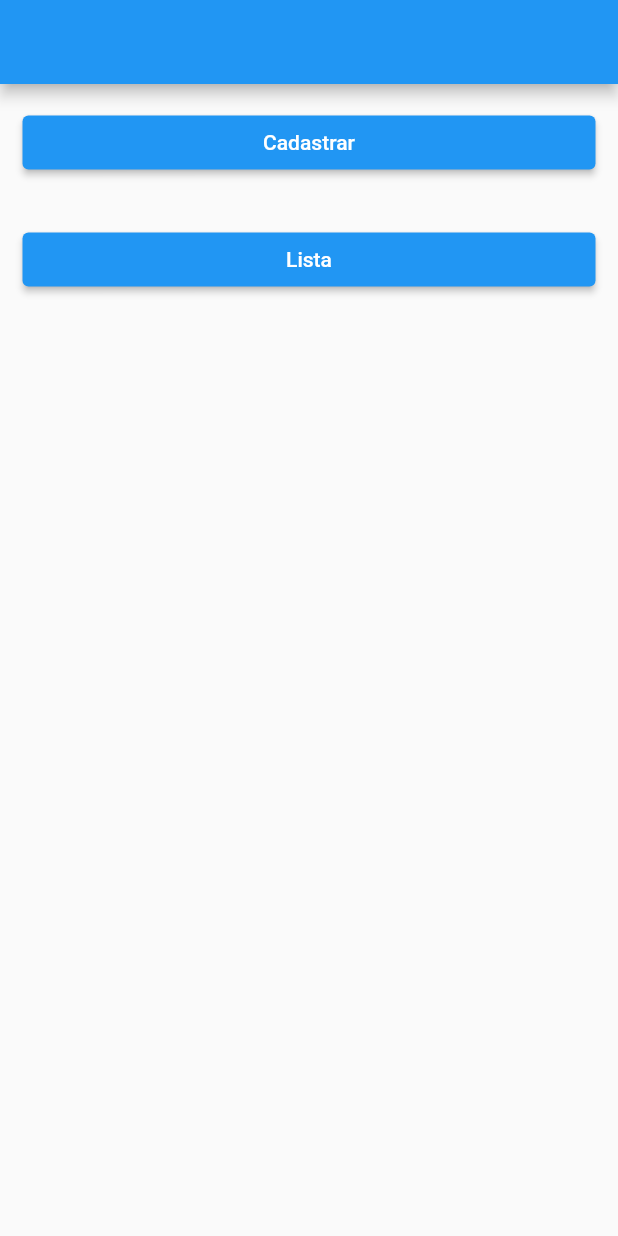
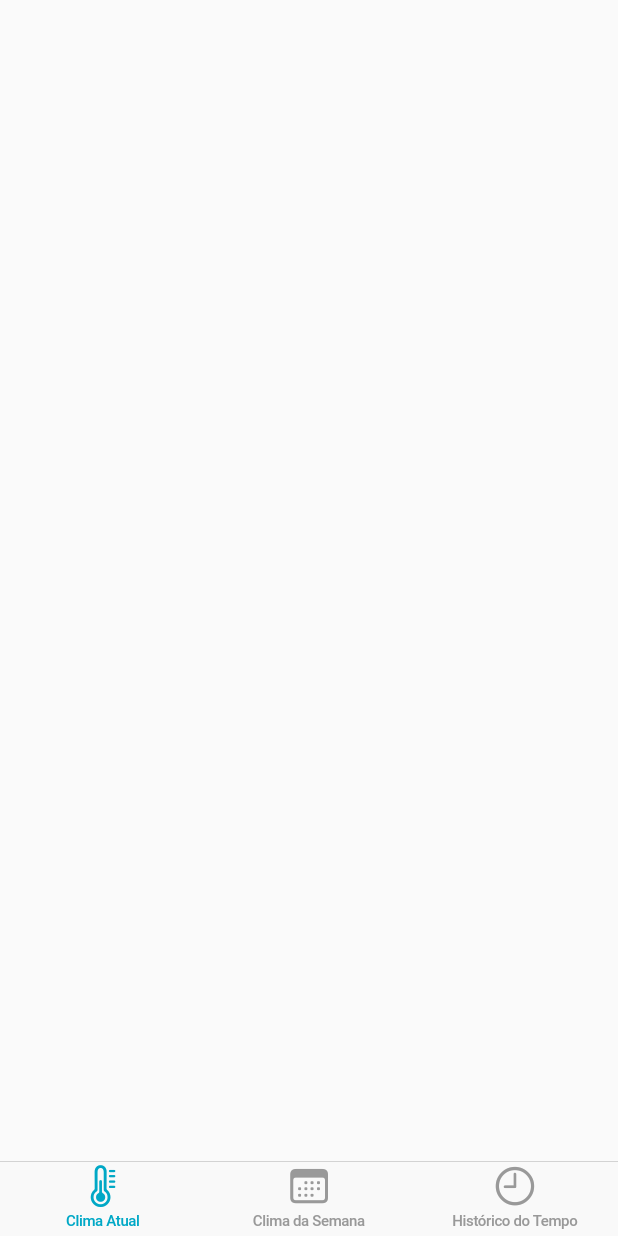
Before and after one commit to waleskaeds/app_flutter_firebase, a Flutter app: the screen it shows after launch, on a phone screen of 412 x 824 dp. Run offline on Flutter 3.47's test engine with Material 2 defaults, Android fonts, the phone set to English and light mode, and no system bars.

Commit message:
weather app

```diff
--- a/lib/app/app.dart
+++ b/lib/app/app.dart
@@ -1,25 +1,27 @@
 import 'package:app_flutter_firebase/app/app_routes.dart';
-import 'package:app_flutter_firebase/pages/list_products.dart';
-import 'package:app_flutter_firebase/provider/list_products.dart';
-import 'package:app_flutter_firebase/pages/home.dart';
-import 'package:app_flutter_firebase/pages/register_product.dart';
+import 'package:app_flutter_firebase/pages/initial.dart';
 import 'package:flutter/material.dart';
-import 'package:provider/provider.dart';
 
 class App extends StatelessWidget {
   const App({super.key});
 
   @override
   Widget build(BuildContext context) {
-     return ChangeNotifierProvider(
-      create: (context) => ProductList(),
-       child: MaterialApp(
-          routes: {
-            AppRoutes.home : (context) => const Home(),
-            AppRoutes.register : (context) => const RegisterProduct(),
-            AppRoutes.list : (context) => const AllProducts()
-          },
-         ),
-     );
+     return MaterialApp(
+      theme: ThemeData(
+        fontFamily: 'Outfit',
+        colorScheme: Theme.of(context).colorScheme
+          .copyWith(background: const Color(0xff170409))
+          .copyWith(
+            primary: const Color(0xff00a8c6),
+            secondary: const Color(0xff8fbe00),
+            tertiary: const Color(0xff4e5861)
+          )
+      ),
+      routes: {
+        AppRoutes.home: (context) => const InitialPage(),
+      },
+      debugShowCheckedModeBanner: false,
+    );
   }
 }
--- a/lib/app/app_routes.dart
+++ b/lib/app/app_routes.dart
@@ -1,5 +1,3 @@
 class AppRoutes {
   static const home = '/';
-  static const register = '/register';
-  static const list = '/list';
 }
--- /dev/null
+++ b/lib/components/tab_bar.dart
@@ -0,0 +1,41 @@
+import 'package:app_flutter_firebase/pages/current_weather.dart';
+import 'package:app_flutter_firebase/pages/time_history.dart';
+import 'package:app_flutter_firebase/pages/weather_forecast.dart';
+import 'package:flutter/cupertino.dart';
+
+class TabBarComponent extends StatelessWidget {
+  const TabBarComponent({super.key});
+
+  @override
+  Widget build(BuildContext context) {
+    final List<Widget> pages = [
+      const CurrentWeather(), const WeatherForecast(), const TimeHistory()
+    ];
+
+    return CupertinoTabScaffold(
+      tabBar: CupertinoTabBar(
+        items: const <BottomNavigationBarItem> [
+          BottomNavigationBarItem(
+            icon: Icon(CupertinoIcons.thermometer),
+            label: 'Clima Atual',
+          ),
+          BottomNavigationBarItem(
+            icon: Icon(CupertinoIcons.calendar),
+            label: 'Clima da Semana',
+          ),
+          BottomNavigationBarItem(
+            icon: Icon(CupertinoIcons.clock),
+            label: 'Histórico do Tempo',
+          ),
+        ]
+      ),
+      tabBuilder: (context, index) {
+        return CupertinoTabView(
+          builder: (context) {
+            return pages[index];
+          },
+        );
+      },
+    );
+  }
+}
--- a/lib/models/product.dart
+++ /dev/null
@@ -1,21 +0,0 @@
-class Product {
-  final String? id;
-  final String name;
-  final String description;
-  final double price;
-
-  Product({
-    this.id,
-    required this.name,
-    required this.description,
-    required this.price
-});
-
-  factory Product.fromJson(Map<String, dynamic>json, String id){
-    return Product(
-      name: json["name"] ?? "",
-      description: json["description"] ?? "",
-      price: json["price"] ?? ""
-    );
-  }
-}
--- /dev/null
+++ b/lib/pages/current_weather.dart
@@ -0,0 +1,17 @@
+import 'package:flutter/material.dart';
+
+class CurrentWeather extends StatefulWidget {
+  const CurrentWeather({super.key});
+
+  @override
+  State<CurrentWeather> createState() => _CurrentWeatherState();
+}
+
+class _CurrentWeatherState extends State<CurrentWeather> {
+  @override
+  Widget build(BuildContext context) {
+    return Scaffold(
+      body: ListView(),
+    );
+  }
+}
--- a/lib/pages/home.dart
+++ /dev/null
@@ -1,37 +0,0 @@
-import 'package:flutter/material.dart';
-
-class Home extends StatefulWidget {
-  const Home({super.key});
-
-  @override
-  State<Home> createState() => _HomeState();
-}
-
-class _HomeState extends State<Home> {
-  @override
-  Widget build(BuildContext context) {
-    return Scaffold(
-      appBar: AppBar(),
-      body: Column(
-        children: [
-          Container(
-            width: double.infinity,
-            margin: const EdgeInsets.all(15),
-            child: ElevatedButton(
-              onPressed: () => Navigator.of(context).pushNamed('/register'),
-              child: const Text("Cadastrar"),
-            ),
-          ),
-          Container(
-            width: double.infinity,
-            margin: const EdgeInsets.all(15),
-            child: ElevatedButton(
-              onPressed: () => Navigator.of(context).pushNamed('/list'),
-              child: const Text("Lista")
-            ),
-          ),
-        ],
-      ),
-    );
-  }
-}
--- /dev/null
+++ b/lib/pages/initial.dart
@@ -0,0 +1,18 @@
+import 'package:app_flutter_firebase/components/tab_bar.dart';
+import 'package:flutter/material.dart';
+
+class InitialPage extends StatefulWidget {
+  const InitialPage({super.key});
+
+  @override
+  State<InitialPage> createState() => _InitialPageState();
+}
+
+class _InitialPageState extends State<InitialPage> {
+  @override
+  Widget build(BuildContext context) {
+    return const Scaffold(
+      body: TabBarComponent(),
+    );
+  }
+}
```
Also changed, not shown: lib/components/product_item.dart (deleted, +0 -54 lines), lib/pages/list_products.dart (deleted, +0 -59 lines), lib/pages/register_product.dart (deleted, +0 -15 lines), lib/pages/time_history.dart (added, +19 -0 lines), lib/pages/weather_forecast.dart (added, +17 -0 lines), lib/provider/list_products.dart (deleted, +0 -35 lines), pubspec.yaml (+10 -1 lines), assets/fonts/Outfit-Regular.ttf (added), pubspec.lock.
